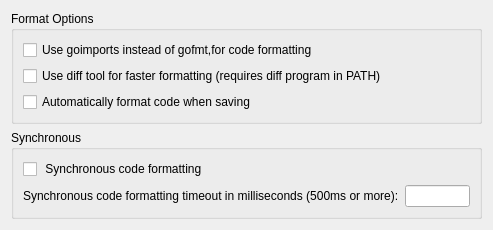
Before: the Qt Designer form liteidex/src/plugins/golangfmt/golangfmtoption.ui in visualfc/liteide, drawn with Qt 5.
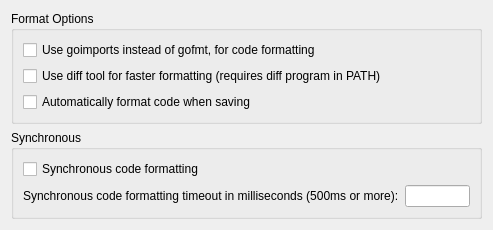
After: the same form once the commit is applied.

Commit message: Fixed whitespace issues in strings

```diff
--- a/liteidex/src/plugins/golangfmt/golangfmtoption.ui
+++ b/liteidex/src/plugins/golangfmt/golangfmtoption.ui
@@ -26,7 +26,7 @@
          <string>Goimports updates your Go import lines, adding missing ones and removing unreferenced ones.</string>
         </property>
         <property name="text">
-         <string>Use goimports instead of gofmt,for code formatting</string>
+         <string>Use goimports instead of gofmt, for code formatting</string>
         </property>
        </widget>
       </item>
@@ -56,7 +56,7 @@
       <item>
        <widget class="QCheckBox" name="enableSyncCheckBox">
         <property name="text">
-         <string> Synchronous code formatting</string>
+         <string>Synchronous code formatting</string>
         </property>
        </widget>
       </item>
```
The commit also changes 1 other file.
